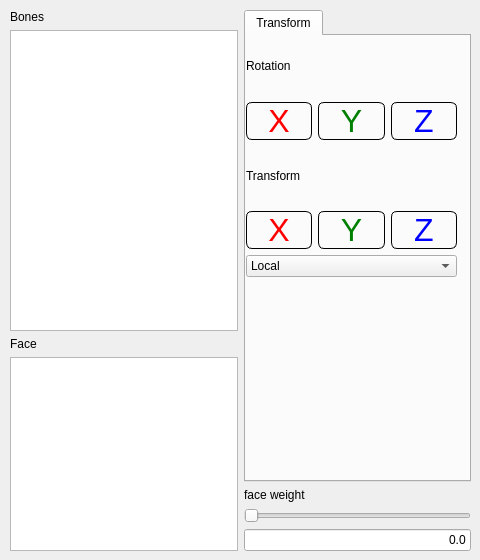
The window that QMA2/TransformWidget.ui (hkrn/MMDAI) describes before a commit, drawn with Qt 5.
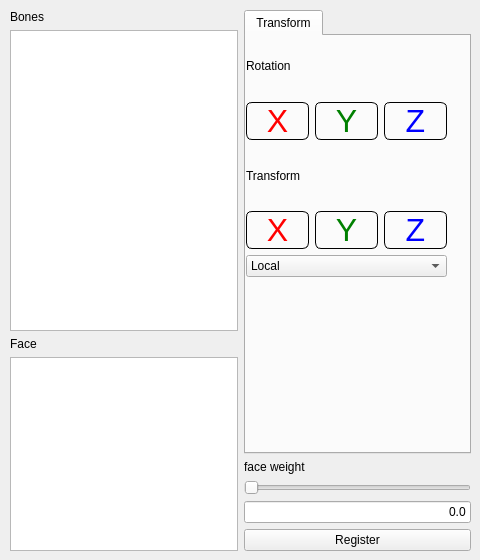
The same window after the commit. Custom widgets are drawn as their Qt base class.

Commit message: added register button

```diff
--- a/QMA2/TransformWidget.ui
+++ b/QMA2/TransformWidget.ui
@@ -23,13 +23,7 @@
    <string>TransformView</string>
   </property>
   <property name="styleSheet">
-   <string notr="true">QPushButton {
-  border: 1px solid black;
-  border-radius: 6px;
-  background-color: transparent;
-  font-size:32px;
-}
-</string>
+   <string notr="true"/>
   </property>
   <widget class="QWidget" name="horizontalLayoutWidget">
    <property name="geometry">
@@ -83,6 +77,15 @@
            <number>0</number>
           </property>
           <widget class="QWidget" name="transform_2">
+           <property name="styleSheet">
+            <string notr="true">QPushButton {
+  border: 1px solid black;
+  border-radius: 6px;
+  background-color: transparent;
+  font-size:32px;
+}
+</string>
+           </property>
            <attribute name="title">
             <string>Transform</string>
            </attribute>
@@ -91,7 +94,7 @@
              <rect>
               <x>0</x>
               <y>0</y>
-              <width>211</width>
+              <width>201</width>
               <height>241</height>
              </rect>
             </property>
@@ -245,6 +248,13 @@
           </property>
          </widget>
         </item>
+        <item>
+         <widget class="QPushButton" name="register_2">
+          <property name="text">
+           <string>Register</string>
+          </property>
+         </widget>
+        </item>
        </layout>
       </item>
      </layout>
```
